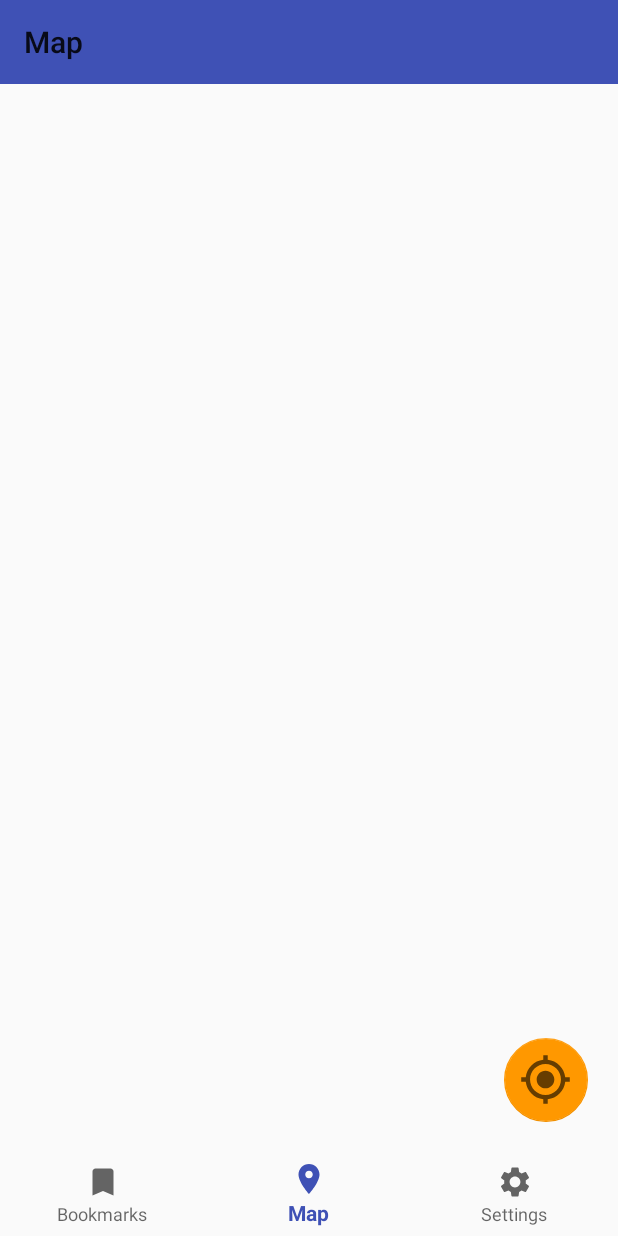
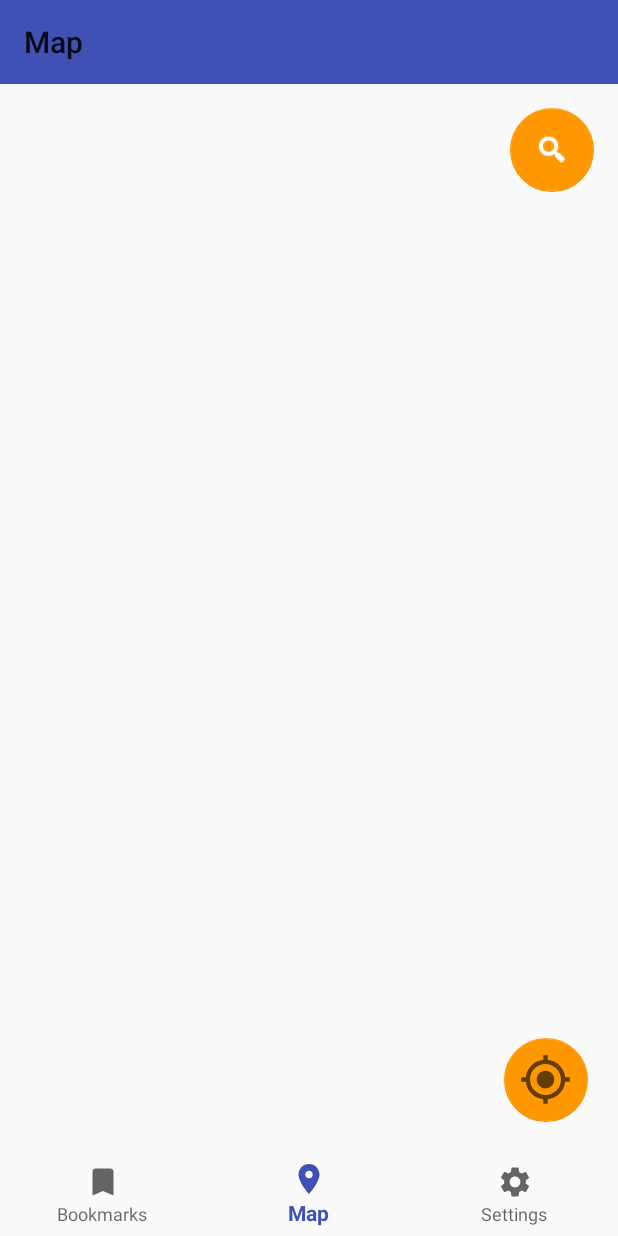
Before and after one commit to dorrin-sot/MobDev-HW02, an Android app: the screen it shows after launch (MainActivity), on a phone screen of 412 x 824 dp. Run offline under Robolectric (Android 15) with nearby library versions, the phone set to English and light mode, and no system bars; our stand-ins replace CircleImageView, Room's generated code, navigation-ui; libraries missing offline, so code that uses them is left out: com.mapbox.android, com.mapbox.api, com.mapbox.geojson, com.mapbox.mapboxsdk; plain views replace MapView; pictures from the network do not load; 6 statements that could not run were skipped.

Commit message:
Global Search Feature implemented

```diff
--- a/app/build.gradle
+++ b/app/build.gradle
@@ -53,4 +53,5 @@ dependencies {
     implementation 'com.google.firebase:firebase-analytics:18.0.3'
     implementation 'com.google.firebase:firebase-auth:20.0.4'
     implementation 'com.mapbox.mapboxsdk:mapbox-android-gestures:0.5.1'
+    implementation 'com.mapbox.mapboxsdk:mapbox-android-plugin-places-v9:0.12.0'
 }
--- a/app/src/main/java/com/mobdev/locationapp/ui/map/MapFragment.java
+++ b/app/src/main/java/com/mobdev/locationapp/ui/map/MapFragment.java
@@ -1,7 +1,11 @@
 package com.mobdev.locationapp.ui.map;
 
+import android.app.Activity;
 import android.app.AlertDialog;
 import android.content.DialogInterface;
+import android.content.Intent;
+import android.graphics.BitmapFactory;
+import android.graphics.Color;
 import android.os.Bundle;
 import android.view.Gravity;
 import android.view.LayoutInflater;
@@ -19,6 +23,10 @@ import androidx.fragment.app.Fragment;
 import com.google.android.material.floatingactionbutton.FloatingActionButton;
 import com.mapbox.android.core.permissions.PermissionsListener;
 import com.mapbox.android.core.permissions.PermissionsManager;
+import com.mapbox.api.geocoding.v5.models.CarmenFeature;
+import com.mapbox.geojson.Feature;
+import com.mapbox.geojson.FeatureCollection;
+import com.mapbox.geojson.Point;
 import com.mapbox.mapboxsdk.Mapbox;
 import com.mapbox.mapboxsdk.annotations.MarkerOptions;
 import com.mapbox.mapboxsdk.camera.CameraPosition;
@@ -32,6 +40,10 @@ import com.mapbox.mapboxsdk.maps.MapView;
 import com.mapbox.mapboxsdk.maps.MapboxMap;
 import com.mapbox.mapboxsdk.maps.OnMapReadyCallback;
 import com.mapbox.mapboxsdk.maps.Style;
+import com.mapbox.mapboxsdk.plugins.places.autocomplete.PlaceAutocomplete;
+import com.mapbox.mapboxsdk.plugins.places.autocomplete.model.PlaceOptions;
+import com.mapbox.mapboxsdk.style.layers.SymbolLayer;
+import com.mapbox.mapboxsdk.style.sources.GeoJsonSource;
 import com.mobdev.locationapp.MainActivity;
 import com.mobdev.locationapp.Model.Location;
 import com.mobdev.locationapp.R;
@@ -39,11 +51,18 @@ import com.mobdev.locationapp.ui.bookmark.BookmarkAdapter;
 
 import java.util.List;
 
+import static com.mapbox.mapboxsdk.style.layers.PropertyFactory.iconImage;
+import static com.mapbox.mapboxsdk.style.layers.PropertyFactory.iconOffset;
+
 public class MapFragment extends Fragment implements
         OnMapReadyCallback, PermissionsListener {
     public static MapView mapView;
     private PermissionsManager permissionsManager;
     private MapboxMap mapboxMap;
+    private LatLng currentLocation;
+    private String geojsonSourceLayerId = "geojsonSourceLayerId";
+    private String symbolIconId = "symbolIconId";
+    private static final int REQUEST_CODE_AUTOCOMPLETE = 1;
 
     public View onCreateView(@NonNull LayoutInflater inflater,
                              ViewGroup container, Bundle savedInstanceState) {
@@ -63,6 +82,32 @@ public class MapFragment extends Fragment implements
         return view;
     }
 
+    private void initSearchFab() {
+        getActivity().findViewById(R.id.fab_location_search).setOnClickListener(new View.OnClickListener() {
+            @Override
+            public void onClick(View view) {
+                Intent intent = new PlaceAutocomplete.IntentBuilder()
+                        .accessToken(Mapbox.getAccessToken() != null ? Mapbox.getAccessToken() : getString(R.string.mapbox_access_token))
+                        .placeOptions(PlaceOptions.builder()
+                                .backgroundColor(Color.parseColor("#EEEEEE"))
+                                .limit(10)
+                                .build(PlaceOptions.MODE_CARDS))
+                        .build(getActivity());
+                startActivityForResult(intent, REQUEST_CODE_AUTOCOMPLETE);
+            }
+        });
+    }
+
+    private void setUpSource(@NonNull Style loadedMapStyle) {
+        loadedMapStyle.addSource(new GeoJsonSource(geojsonSourceLayerId));
+    }
+
+    private void setupLayer(@NonNull Style loadedMapStyle) {
+        loadedMapStyle.addLayer(new SymbolLayer("SYMBOL_LAYER_ID", geojsonSourceLayerId).withProperties(
+                iconImage(symbolIconId),
+                iconOffset(new Float[]{0f, -8f})
+        ));
+    }
 
     @Override
     public void onMapReady(@NonNull final MapboxMap mapboxMap) {
@@ -72,7 +117,17 @@ public class MapFragment extends Fragment implements
                 new Style.OnStyleLoaded() {
                     @Override
                     public void onStyleLoaded(@NonNull Style style) {
+                        initSearchFab();
                         enableLocationComponent(style);
+                        //    style.addImage(symbolIconId, BitmapFactory.decodeResource(
+                        //           getResources(), R.drawable.ic_baseline_location_on_24));
+
+// Create an empty GeoJSON source using the empty feature collection
+                        setUpSource(style);
+
+// Set up a new symbol layer for displaying the searched location's feature coordinates
+                        setupLayer(style);
+
 
                     }
                 });
@@ -92,7 +147,7 @@ public class MapFragment extends Fragment implements
                         .setPositiveButton("Save", new DialogInterface.OnClickListener() {
                             public void onClick(DialogInterface dialog, int whichButton) {
                                 String name = editText.getText().toString();
-                                BookmarkAdapter.addBookmarkMessage(name,point.getLatitude(),point.getLongitude(),"https://www.google.com/url?sa=i&url=https%3A%2F%2Fwww.flaticon.com%2Fpremium-icon%2Flocation_1176403&psig=AOvVaw3KK593e2GunqMWVPN1h82Z&ust=1619901219552000&source=images&cd=vfe&ved=0CAIQjRxqFwoTCNiJtcDopvACFQAAAAAdAAAAABAD");
+                                BookmarkAdapter.addBookmarkMessage(name, point.getLatitude(), point.getLongitude(), "https://www.google.com/url?sa=i&url=https%3A%2F%2Fwww.flaticon.com%2Fpremium-icon%2Flocation_1176403&psig=AOvVaw3KK593e2GunqMWVPN1h82Z&ust=1619901219552000&source=images&cd=vfe&ved=0CAIQjRxqFwoTCNiJtcDopvACFQAAAAAdAAAAABAD");
                             }
                         });
 
@@ -124,18 +179,18 @@ public class MapFragment extends Fragment implements
 
 // Enable to make component visible
             locationComponent.setLocationComponentEnabled(true);
-
+            currentLocation = new LatLng(locationComponent.getLastKnownLocation().getLatitude(), locationComponent.getLastKnownLocation().getLongitude());
 // Set the component's camera mode
             // locationComponent.zoomWhileTracking(17);
             // locationComponent.setCameraMode(CameraMode.TRACKING);
-            if(getArguments()==null) {
+            if (getArguments() == null) {
                 CameraPosition position = new CameraPosition.Builder()
                         .target(new LatLng(locationComponent.getLastKnownLocation().getLatitude(), locationComponent.getLastKnownLocation().getLongitude())) // Sets the new camera position
                         .zoom(17) // Sets the zoom
                         .build(); // Creates a CameraPosition from the builder
                 mapboxMap.animateCamera(CameraUpdateFactory
                         .newCameraPosition(position), 3000);
-            }else {
+            } else {
                 mapboxMap.addMarker(new MarkerOptions()
                         .position(new LatLng(getArguments().getFloat("bookmark_x"), getArguments().getFloat("bookmark_y"))));
                 CameraPosition position = new CameraPosition.Builder()
@@ -166,6 +221,41 @@ public class MapFragment extends Fragment implements
         } else {
             permissionsManager = new PermissionsManager(this);
             permissionsManager.requestLocationPermissions(getActivity());
+        }
+    }
+
+    @Override
+    public void onActivityResult(int requestCode, int resultCode, Intent data) {
+        super.onActivityResult(requestCode, resultCode, data);
+        if (resultCode == Activity.RESULT_OK && requestCode == REQUEST_CODE_AUTOCOMPLETE) {
+
+// Retrieve selected location's CarmenFeature
+            CarmenFeature selectedCarmenFeature = PlaceAutocomplete.getPlace(data);
+
+// Create a new FeatureCollection and add a new Feature to it using selectedCarmenFeature above.
+// Then retrieve and update the source designated for showing a selected location's symbol layer icon
+
+            if (mapboxMap != null) {
+                Style style = mapboxMap.getStyle();
+                if (style != null) {
+                    GeoJsonSource source = style.getSourceAs(geojsonSourceLayerId);
+                    if (source != null) {
+                        source.setGeoJson(FeatureCollection.fromFeatures(
+                                new Feature[]{Feature.fromJson(selectedCarmenFeature.toJson())}));
+                    }
+                    mapboxMap.addMarker(new MarkerOptions()
+                            .position(new LatLng(((Point) selectedCarmenFeature.geometry()).latitude(),
+                                    ((Point) selectedCarmenFeature.geometry()).longitude())));
+
+// Move map camera to the selected location
+                    mapboxMap.animateCamera(CameraUpdateFactory.newCameraPosition(
+                            new CameraPosition.Builder()
+                                    .target(new LatLng(((Point) selectedCarmenFeature.geometry()).latitude(),
+                                            ((Point) selectedCarmenFeature.geometry()).longitude()))
+                                    .zoom(14)
+                                    .build()), 4000);
+                }
+            }
         }
     }
 
--- a/app/src/main/res/layout/fragment_map.xml
+++ b/app/src/main/res/layout/fragment_map.xml
@@ -11,6 +11,15 @@
         android:layout_height="match_parent"
         >
 
+        <com.google.android.material.floatingactionbutton.FloatingActionButton
+            android:id="@+id/fab_location_search"
+            android:layout_width="wrap_content"
+            android:layout_height="wrap_content"
+            android:layout_gravity="end|top"
+            android:layout_margin="16dp"
+            android:contentDescription="@string/SearchButton"
+            android:tint="@android:color/white"
+            app:srcCompat="@android:drawable/ic_search_category_default" />
         <com.google.android.material.floatingactionbutton.FloatingActionButton
             android:id="@+id/goToMyLocationFab"
             android:layout_width="wrap_content"
@@ -34,4 +43,5 @@
         app:layout_constraintEnd_toEndOf="parent"
         app:layout_constraintStart_toStartOf="parent"
         app:layout_constraintTop_toTopOf="parent" />
+
 </androidx.constraintlayout.widget.ConstraintLayout>
--- a/app/src/main/res/values/strings.xml
+++ b/app/src/main/res/values/strings.xml
@@ -8,6 +8,7 @@
     <string name="user_location_permission_not_granted">permission not granted!</string>
     <string name="mapbox_access_token">pk.eyJ1IjoicGV5MTMiLCJhIjoiY2tudm14aGE3MG81eTJwbWt5ZWNuM3c4cSJ9.6i1-MRGeA7QWx5KsW6IXlw</string>
     <string name="LocationButton">MyLocation</string>
+    <string name="SearchButton">Search</string>
 
     <string name="dark_mode">Dark Mode</string>
     <string name="toggle_dark_mode">Toggle Dark Mode</string>
```
